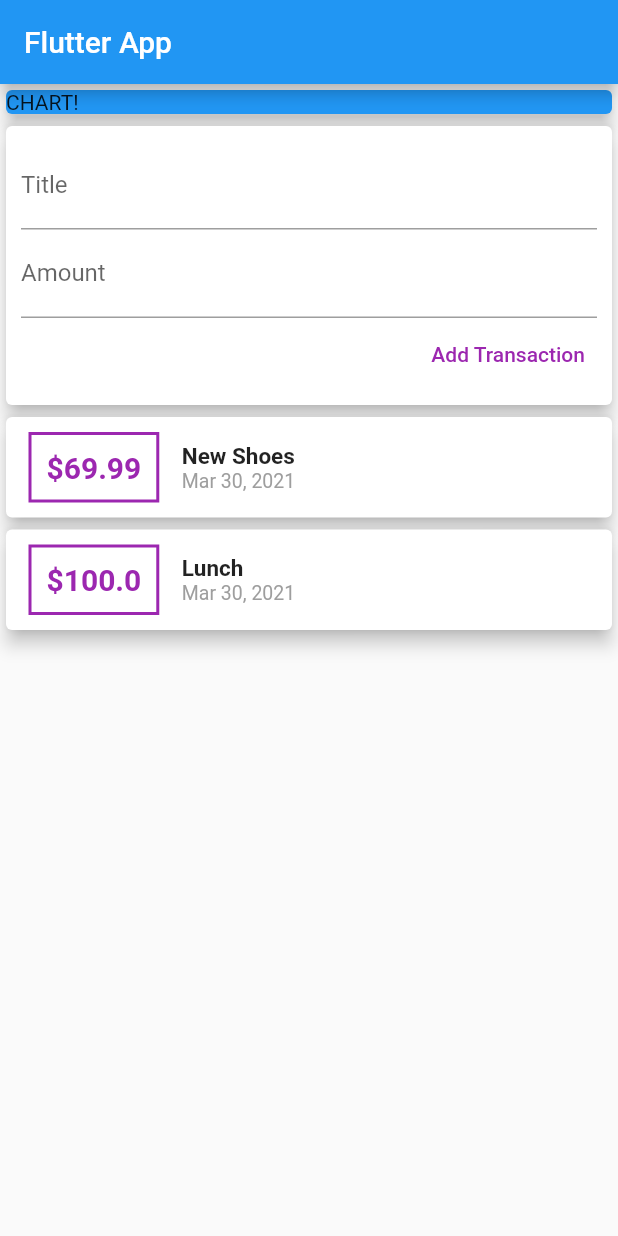
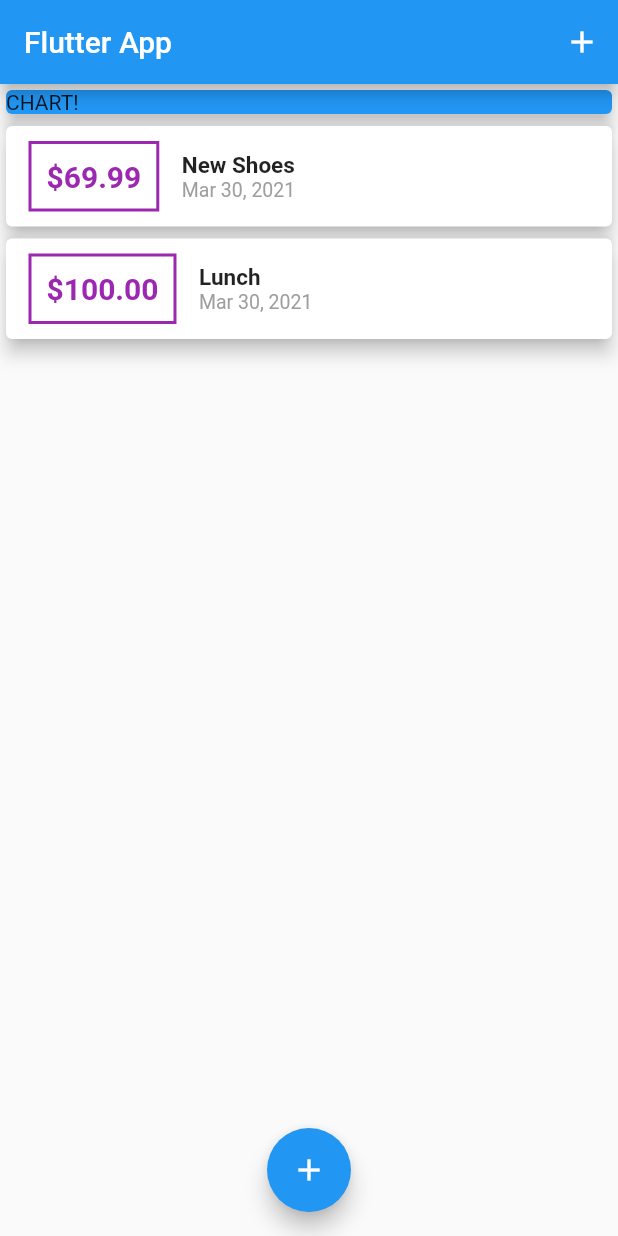
Before and after one commit to MatiSera/expenses_app, a Flutter app: the screen it shows after launch, on a phone screen of 412 x 824 dp. Run offline on Flutter 3.47's test engine with Material 2 defaults, Android fonts, the light colour scheme and no system bars.

Commit message:
REFACTOR add transactions & ADD bottom sheet

```diff
--- a/lib/main.dart
+++ b/lib/main.dart
@@ -1,5 +1,7 @@
 import 'package:flutter/material.dart';
-import './widgets/user_transaction.dart';
+import './widgets/new_transaction.dart';
+import './widgets/transaction_list.dart';
+import './models/transaction.dart';
 
 void main() => runApp(MyApp());
 
@@ -13,18 +15,51 @@ class MyApp extends StatelessWidget {
   }
 }
 
-class MyHomePage extends StatelessWidget {
+class MyHomePage extends StatefulWidget {
   // String titleInput;
   // String amountInput;
 
-  final titleController = TextEditingController();
-  final amountController = TextEditingController();
+  @override
+  _MyHomePageState createState() => _MyHomePageState();
+}
+
+class _MyHomePageState extends State<MyHomePage> {
+  final List<Transaction> _userTransactions = [
+    Transaction(
+        id: 't1', title: 'New Shoes', amount: 69.99, date: DateTime.now()),
+    Transaction(id: 't2', title: 'Lunch', amount: 100, date: DateTime.now()),
+  ];
+
+  _addNewTransaction(String txTitle, double txAmount) {
+    final newTx = Transaction(
+        id: DateTime.now().toString(),
+        title: txTitle,
+        amount: txAmount,
+        date: DateTime.now());
+
+    setState(() {
+      _userTransactions.add(newTx);
+    });
+  }
+
+  void _startAddNewTransaction(BuildContext ctx) {
+    showModalBottomSheet(
+        context: ctx,
+        builder: (_) {
+          return NewTransaction(_addNewTransaction);
+        });
+  }
 
   @override
   Widget build(BuildContext context) {
     return Scaffold(
       appBar: AppBar(
         title: Text('Flutter App'),
+        actions: [
+          IconButton(
+              icon: Icon(Icons.add),
+              onPressed: () => _startAddNewTransaction(context))
+        ],
       ),
       body: SingleChildScrollView(
         child: Column(
@@ -38,9 +73,15 @@ class MyHomePage extends StatelessWidget {
                 elevation: 5,
               ),
             ),
-              UserTransactions()
+            TransactionList(_userTransactions)
           ],
         ),
-        ));
+      ),
+      floatingActionButtonLocation: FloatingActionButtonLocation.centerFloat,
+      floatingActionButton: FloatingActionButton(
+        child: Icon(Icons.add),
+        onPressed: () => _startAddNewTransaction(context),
+      ),
+    );
   }
 }
--- a/lib/widgets/new_transaction.dart
+++ b/lib/widgets/new_transaction.dart
@@ -1,11 +1,18 @@
 import 'package:flutter/material.dart';
 
-class NewTransaction extends StatelessWidget {
-  final titleController = TextEditingController();
-  final amountController = TextEditingController();
+class NewTransaction extends StatefulWidget {
   final Function addTx;
 
   NewTransaction(this.addTx);
+
+  @override
+  _NewTransactionState createState() => _NewTransactionState();
+}
+
+class _NewTransactionState extends State<NewTransaction> {
+  final titleController = TextEditingController();
+
+  final amountController = TextEditingController();
 
   void addTransaction() {
     final enteredTitle = titleController.text;
@@ -15,7 +22,9 @@ class NewTransaction extends StatelessWidget {
       return;
     }
 
-    addTx(titleController.text, double.parse(amountController.text));
+    widget.addTx(titleController.text, double.parse(amountController.text));
+
+    Navigator.of(context).pop();
   }
 
   @override
@@ -23,6 +32,7 @@ class NewTransaction extends StatelessWidget {
     return Card(
       elevation: 5,
       child: Container(
+        height: 200,
         padding: EdgeInsets.all(10),
         child: Column(
           crossAxisAlignment: CrossAxisAlignment.end,
--- a/lib/widgets/transaction_list.dart
+++ b/lib/widgets/transaction_list.dart
@@ -23,7 +23,7 @@ class TransactionList extends StatelessWidget {
                       border: Border.all(color: Colors.purple, width: 2)),
                   padding: EdgeInsets.all(10),
                   child: Text(
-                    '\$${transactions[index].amount}',
+                    '\$${transactions[index].amount.toStringAsFixed(2)}',
                     style: TextStyle(
                         fontWeight: FontWeight.bold,
                         fontSize: 20,
--- a/lib/widgets/user_transaction.dart
+++ /dev/null
@@ -1,40 +0,0 @@
-import 'package:flutter/material.dart';
-import '../models/transaction.dart';
-
-import './new_transaction.dart';
-import './transaction_list.dart';
-
-class UserTransactions extends StatefulWidget {
-  @override
-  _UserTransactionsState createState() => _UserTransactionsState();
-}
-
-class _UserTransactionsState extends State<UserTransactions> {
-  final List<Transaction> _userTransactions = [
-    Transaction(
-        id: 't1', title: 'New Shoes', amount: 69.99, date: DateTime.now()),
-    Transaction(id: 't2', title: 'Lunch', amount: 100, date: DateTime.now()),
-  ];
-
-  void _addNewTransaction(String txTitle, double txAmount) {
-    final newTx = Transaction(
-        id: DateTime.now().toString(),
-        title: txTitle,
-        amount: txAmount,
-        date: DateTime.now());
-
-    setState(() {
-      _userTransactions.add(newTx);
-    });
-  }
-
-  @override
-  Widget build(BuildContext context) {
-    return Column(
-      children: [
-        NewTransaction(_addNewTransaction),
-        TransactionList(_userTransactions)
-      ],
-    );
-  }
-}
```
Lines whose indentation alone changed are shown as unchanged.
